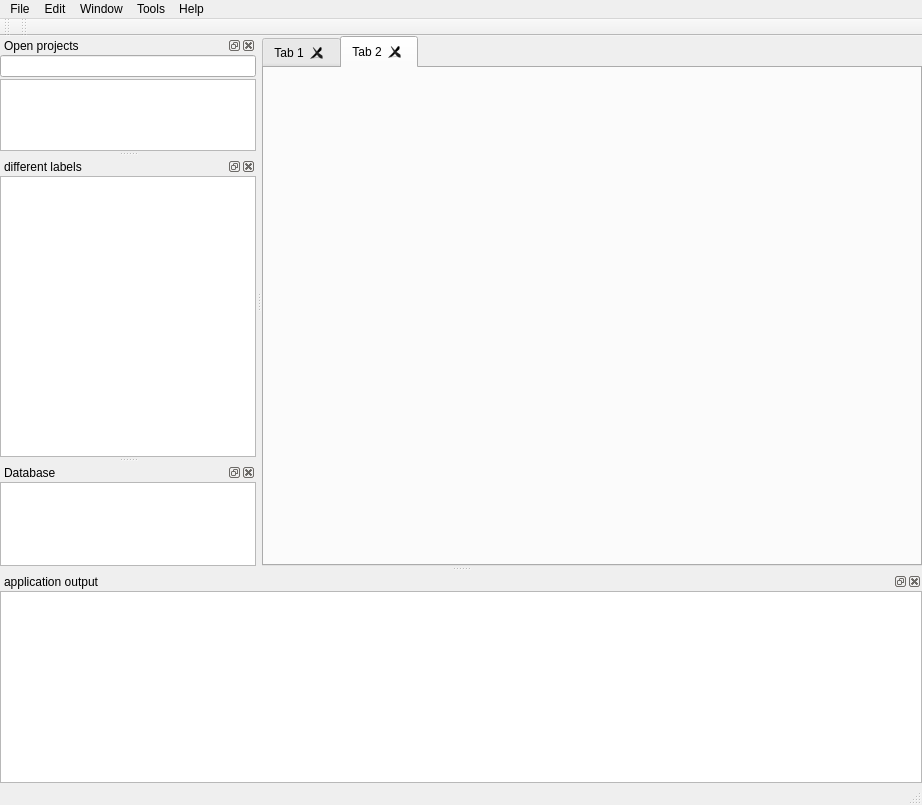
The window that src/mdimain.ui (adhoc2/HEXplorer_qt5) describes before a commit, drawn with Qt 5.
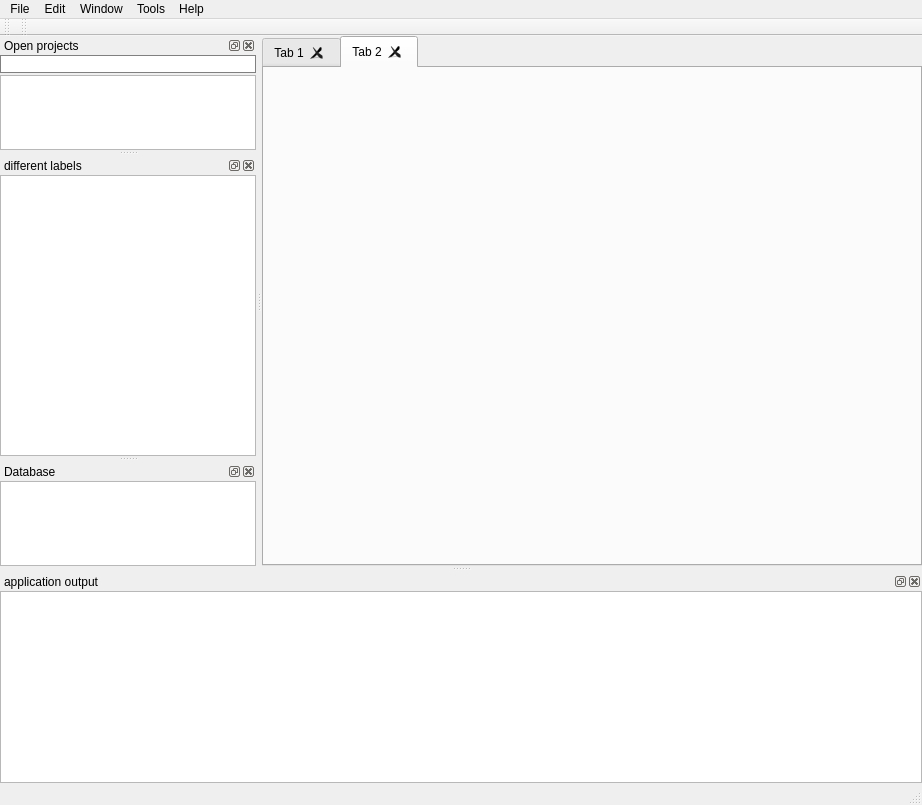
The same window after the commit. Icons and pictures are not drawn. Custom widgets are drawn as their Qt base class.

The edit to the form file:
```diff
--- a/src/mdimain.ui
+++ b/src/mdimain.ui
@@ -253,7 +253,18 @@
       <number>0</number>
      </property>
      <item>
-      <widget class="QLineEdit" name="lineEdit"/>
+      <widget class="QLineEdit" name="lineEdit">
+       <property name="styleSheet">
+        <string notr="true">QLineEdit{
+	border: 1px solid gray;
+	border-radius: 10px;
+	padding: 0 8px;
+	background: white;
+	selection-background-color: darkgray;
+}
+	</string>
+       </property>
+      </widget>
      </item>
      <item>
       <widget class="QTreeView" name="treeView">
```
Left out of the diff: 24 changed lines with no effect on the pictures.
